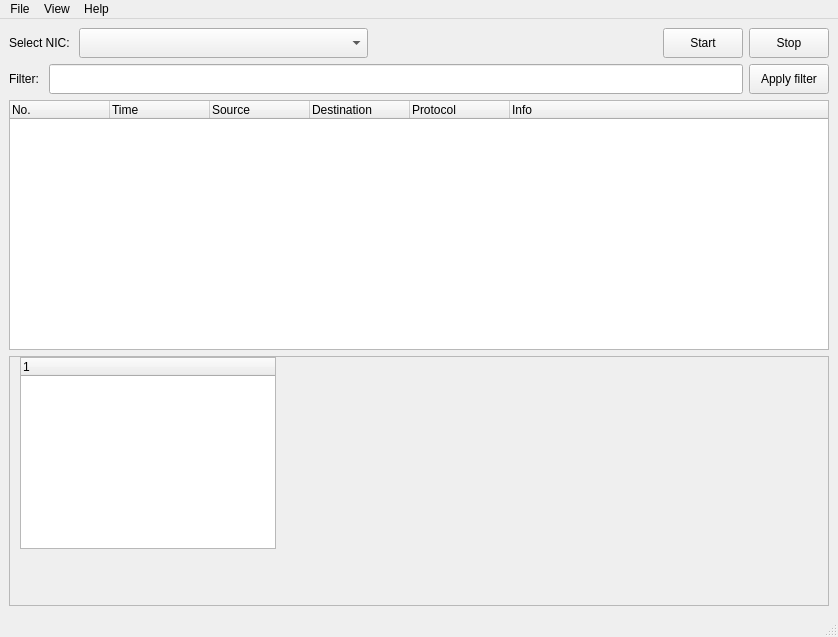
Old version of the form simplesniffer/gui/ui_files/mainwindow.ui in the repository ChinaNuke/SimpleSniffer.
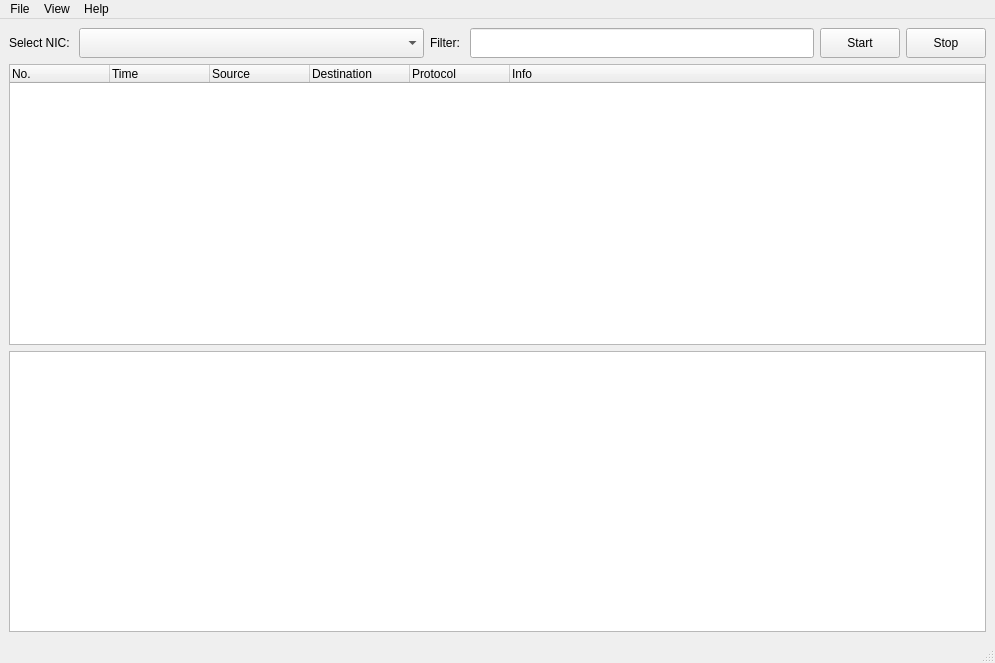
New version of the form.

Diff of the .ui file:
```diff
--- a/simplesniffer/gui/ui_files/mainwindow.ui
+++ b/simplesniffer/gui/ui_files/mainwindow.ui
@@ -6,8 +6,8 @@
    <rect>
     <x>0</x>
     <y>0</y>
-    <width>838</width>
-    <height>637</height>
+    <width>995</width>
+    <height>663</height>
    </rect>
   </property>
   <property name="windowTitle">
@@ -41,20 +41,21 @@
        </widget>
       </item>
       <item>
-       <spacer name="horizontalSpacer">
-        <property name="orientation">
-         <enum>Qt::Horizontal</enum>
+       <widget class="QLabel" name="label">
+        <property name="text">
+         <string>Filter: </string>
         </property>
-        <property name="sizeType">
-         <enum>QSizePolicy::Expanding</enum>
-        </property>
-        <property name="sizeHint" stdset="0">
+       </widget>
+      </item>
+      <item>
+       <widget class="QLineEdit" name="txtFilter">
+        <property name="minimumSize">
          <size>
-          <width>40</width>
-          <height>20</height>
+          <width>0</width>
+          <height>30</height>
          </size>
         </property>
-       </spacer>
+       </widget>
       </item>
       <item>
        <widget class="QPushButton" name="btnStart">
@@ -87,40 +88,6 @@
       </item>
      </layout>
     </item>
-    <item>
-     <layout class="QHBoxLayout" name="hLayout2">
-      <item>
-       <widget class="QLabel" name="label">
-        <property name="text">
-         <string>Filter: </string>
-        </property>
-       </widget>
-      </item>
-      <item>
-       <widget class="QLineEdit" name="txtFilter">
-        <property name="minimumSize">
-         <size>
-          <width>0</width>
-          <height>30</height>
-         </size>
-        </property>
-       </widget>
-      </item>
-      <item>
-       <widget class="QPushButton" name="btnFilter">
-        <property name="minimumSize">
-         <size>
-          <width>0</width>
-          <height>30</height>
-         </size>
-        </property>
-        <property name="text">
-         <string>Apply filter</string>
-        </property>
-       </widget>
-      </item>
-     </layout>
-    </item>
     <item>
      <widget class="QTableWidget" name="tblFlows">
       <property name="autoFillBackground">
@@ -192,35 +159,21 @@
      </widget>
     </item>
     <item>
-     <widget class="QScrollArea" name="scrollArea_2">
-      <property name="widgetResizable">
-       <bool>true</bool>
+     <widget class="QTreeWidget" name="treeDetials">
+      <property name="editTriggers">
+       <set>QAbstractItemView::NoEditTriggers</set>
       </property>
-      <widget class="QWidget" name="scrollAreaWidgetContents_2">
-       <property name="geometry">
-        <rect>
-         <x>0</x>
-         <y>0</y>
-         <width>818</width>
-         <height>245</height>
-        </rect>
+      <property name="indentation">
+       <number>20</number>
+      </property>
+      <attribute name="headerVisible">
+       <bool>false</bool>
+      </attribute>
+      <column>
+       <property name="text">
+        <string notr="true">1</string>
        </property>
-       <widget class="QTreeWidget" name="tblInfo">
-        <property name="geometry">
-         <rect>
-          <x>10</x>
-          <y>0</y>
-          <width>256</width>
-          <height>192</height>
-         </rect>
-        </property>
-        <column>
-         <property name="text">
-          <string notr="true">1</string>
-         </property>
-        </column>
-       </widget>
-      </widget>
+      </column>
      </widget>
     </item>
    </layout>
@@ -230,7 +183,7 @@
     <rect>
      <x>0</x>
      <y>0</y>
-     <width>838</width>
+     <width>995</width>
      <height>21</height>
     </rect>
    </property>
```
Left out of the diff: 6 changed lines with no effect on the pictures.
